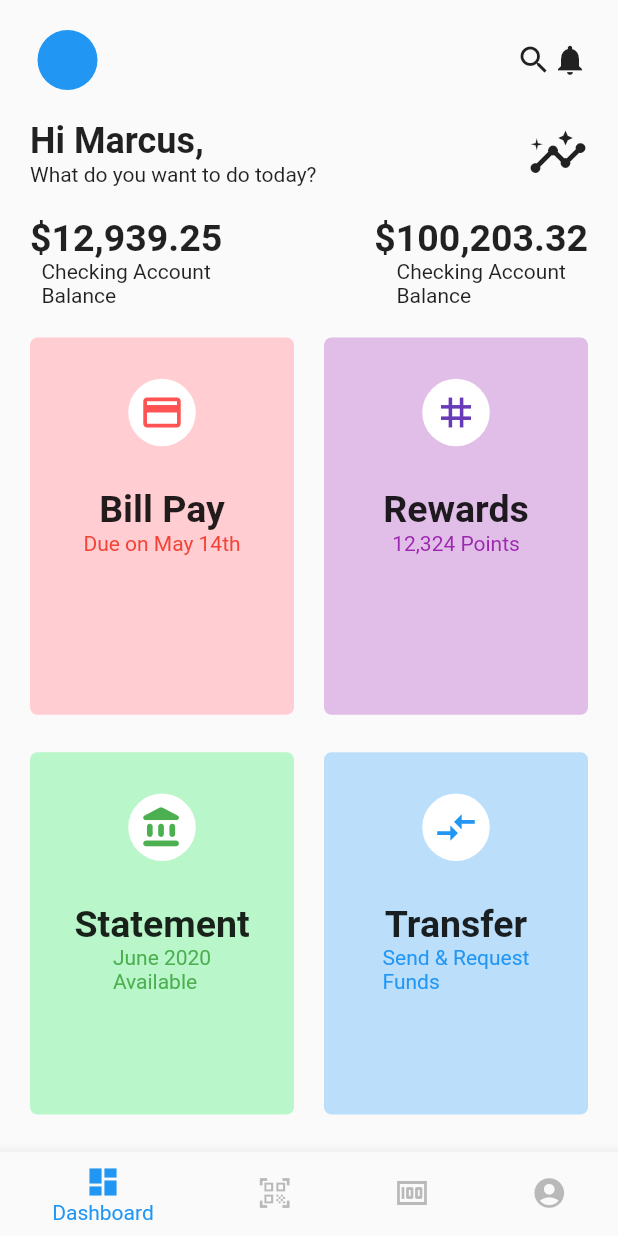
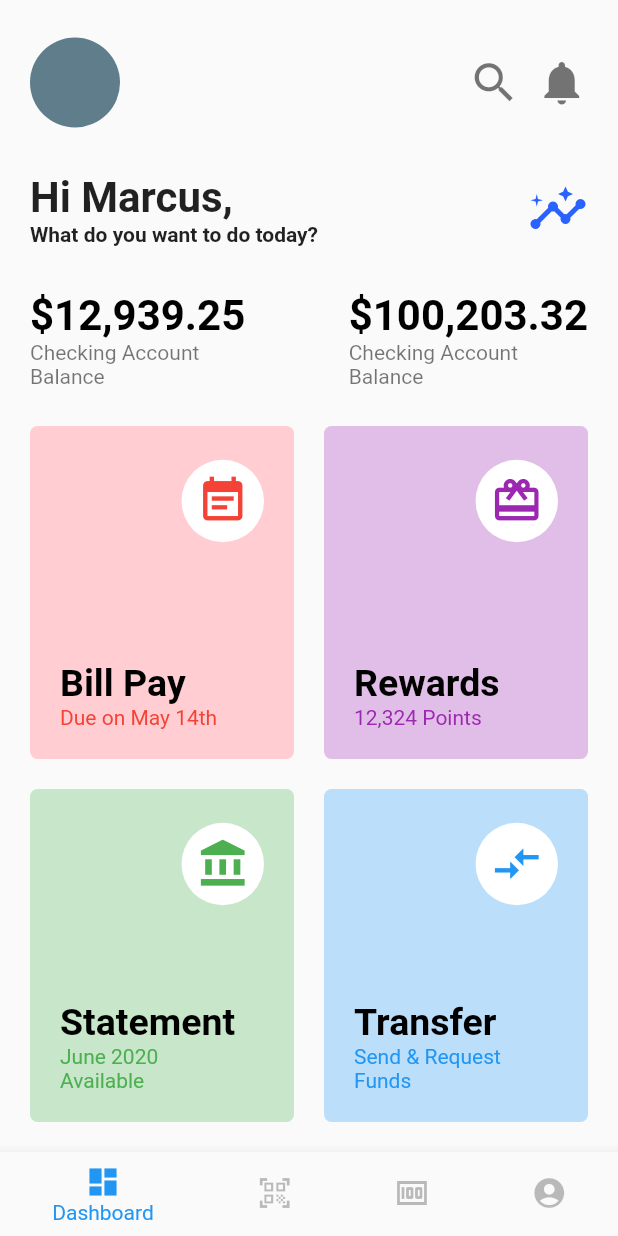
Before and after one commit to br7dev/resignal-test, a Flutter app: the screen it shows after launch, on a phone screen of 412 x 824 dp. Run offline on Flutter 3.47's test engine with Material 2 defaults, Android fonts, the phone set to English and light mode, and no system bars.

Commit message:
refactored code

```diff
--- /dev/null
+++ b/lib/custom_card.dart
@@ -0,0 +1,83 @@
+import 'package:flutter/material.dart';
+
+class BuildCustomCard extends StatelessWidget {
+  const BuildCustomCard({
+    Key key,
+    @required this.backgroundColor,
+    @required this.darkShade,
+    @required this.primaryText,
+    @required this.secondaryText,
+    @required this.icon,
+  }) : super(key: key);
+
+  final Color backgroundColor;
+  final Color darkShade;
+  final String primaryText;
+  final String secondaryText;
+  final IconData icon;
+
+  @override
+  Widget build(BuildContext context) {
+    return Expanded(
+      child: Container(
+        decoration: BoxDecoration(
+          color: backgroundColor,
+          borderRadius: BorderRadius.all(
+            Radius.circular(5),
+          ),
+        ),
+        child: Column(
+          mainAxisAlignment: MainAxisAlignment.spaceBetween,
+          children: [
+            Row(
+              mainAxisAlignment: MainAxisAlignment.end,
+              children: [
+                Container(
+                  margin: EdgeInsets.only(right: 20),
+                  decoration: BoxDecoration(
+                    color: Colors.white,
+                    shape: BoxShape.circle,
+                  ),
+                  child: Icon(
+                    icon,
+                    size: 35,
+                    color: darkShade,
+                  ),
+                  height: 100,
+                  width: 55,
+                ),
+              ],
+            ),
+            Padding(
+              padding: const EdgeInsets.only(left: 20.0, bottom: 20),
+              child: Row(
+                children: [
+                  RichText(
+                    text: TextSpan(
+                      text: primaryText,
+                      style: TextStyle(
+                        fontSize: 25,
+                        fontWeight: FontWeight.bold,
+                        color: Colors.black,
+                      ),
+                      children: <TextSpan>[
+                        TextSpan(
+                          text: secondaryText,
+                          style: TextStyle(
+                            fontWeight: FontWeight.normal,
+                            fontSize: 14,
+                            color: darkShade,
+                          ),
+                        ),
+                      ],
+                    ),
+                  ),
+                ],
+              ),
+            ),
+          ],
+        ),
+      ),
+    );
+  }
+}
--- a/lib/main.dart
+++ b/lib/main.dart
@@ -1,5 +1,6 @@
 import 'package:flutter/cupertino.dart';
 import 'package:flutter/material.dart';
+import 'package:resignal_test/custom_card.dart';
 
 void main() {
   runApp(MyApp());
@@ -46,31 +47,41 @@ class HomePage extends StatelessWidget {
         child: Padding(
           padding: const EdgeInsets.symmetric(horizontal: 20.0, vertical: 10),
           child: Column(
-            // mainAxisAlignment: MainAxisAlignment.spaceBetween,
             crossAxisAlignment: CrossAxisAlignment.stretch,
             children: [
               Padding(
-                padding: const EdgeInsets.symmetric(vertical: 10.0),
+                padding: const EdgeInsets.symmetric(vertical: 15.0),
                 child: Row(
                   mainAxisAlignment: MainAxisAlignment.spaceBetween,
                   children: [
                     Container(
                       decoration: BoxDecoration(
-                          color: Colors.blue, shape: BoxShape.circle),
-                      height: 40,
-                      width: 50,
+                          color: Colors.blueGrey, shape: BoxShape.circle),
+                      height: 60,
+                      width: 60,
                     ),
                     Row(
                       children: [
-                        Icon(Icons.search),
-                        Icon(Icons.notifications),
+                        Icon(
+                          Icons.search,
+                          color: Colors.black54,
+                          size: 35,
+                        ),
+                        SizedBox(
+                          width: 10,
+                        ),
+                        Icon(
+                          Icons.notifications,
+                          color: Colors.black54,
+                          size: 35,
+                        ),
                       ],
-                    )
+                    ),
                   ],
                 ),
               ),
               Padding(
-                padding: const EdgeInsets.symmetric(vertical: 10.0),
+                padding: const EdgeInsets.symmetric(vertical: 15.0),
                 child: Row(
                   mainAxisAlignment: MainAxisAlignment.spaceBetween,
                   children: [
@@ -80,53 +91,34 @@ class HomePage extends StatelessWidget {
                         Text(
                           'Hi Marcus,',
                           style: TextStyle(
-                            fontSize: 24,
+                            fontSize: 28,
                             fontWeight: FontWeight.bold,
                           ),
                         ),
-                        Text('What do you want to do today?'),
+                        Text(
+                          'What do you want to do today?',
+                          style: TextStyle(
+                            fontWeight: FontWeight.bold,
+                          ),
+                        ),
                       ],
                     ),
                     Icon(
                       Icons.insights,
                       size: 40,
+                      color: Colors.blueAccent[700],
                     ),
                   ],
                 ),
               ),
               Padding(
-                padding: const EdgeInsets.symmetric(vertical: 10.0),
+                padding: const EdgeInsets.symmetric(vertical: 15.0),
                 child: Row(
                   mainAxisAlignment: MainAxisAlignment.spaceBetween,
                   children: [
-                    Column(
-                      children: [
-                        Text(
-                          '\$12,939.25',
-                          style: TextStyle(
-                            fontSize: 25,
-                            fontWeight: FontWeight.bold,
-                          ),
-                        ),
-                        Text(
-                          'Checking Account\nBalance',
-                        ),
-                      ],
-                    ),
-                    Column(
-                      children: [
-                        Text(
-                          '\$100,203.32',
-                          style: TextStyle(
-                            fontSize: 25,
-                            fontWeight: FontWeight.bold,
-                          ),
-                        ),
-                        Text(
-                          'Checking Account\nBalance',
-                        ),
-                      ],
-                    ),
+                    ///
+                    buildRichText('\$12,939.25\n'),
+                    buildRichText('\$100,203.32\n')
                   ],
                 ),
               ),
@@ -141,167 +133,45 @@ class HomePage extends StatelessWidget {
                         child: Row(
                           mainAxisAlignment: MainAxisAlignment.spaceBetween,
                           children: [
-                            Expanded(
-                              child: Container(
-                                decoration: BoxDecoration(
-                                  color: Colors.red[100],
-                                  borderRadius: BorderRadius.all(
-                                    Radius.circular(5),
-                                  ),
-                                ),
-                                child: Column(
-                                  children: [
-                                    Container(
-                                      decoration: BoxDecoration(
-                                        color: Colors.white,
-                                        shape: BoxShape.circle,
-                                      ),
-                                      child: Icon(
-                                        Icons.payment_outlined,
-                                        size: 30,
-                                        color: Colors.redAccent,
-                                      ),
-                                      height: 100,
-                                      width: 45,
-                                    ),
-                                    Text(
-                                      'Bill Pay',
-                                      style: TextStyle(
-                                          fontSize: 25,
-                                          fontWeight: FontWeight.bold),
-                                    ),
-                                    Text(
-                                      'Due on May 14th',
-                                      style: TextStyle(color: Colors.red),
-                                    )
-                                  ],
-                                ),
-                              ),
+                            ///-----------------------------------------------------------------------
+                            BuildCustomCard(
+                                backgroundColor: Colors.red[100],
+                                darkShade: Colors.red,
+                                primaryText: 'Bill Pay\n',
+                                secondaryText: 'Due on May 14th',
+                                icon: Icons.event_note),
+                            SizedBox(
+                              width: 20,
                             ),
-                            SizedBox(width: 20),
-                            Expanded(
-                              child: Container(
-                                decoration: BoxDecoration(
-                                  color: Colors.purple[100],
-                                  borderRadius: BorderRadius.all(
-                                    Radius.circular(5),
-                                  ),
-                                ),
-                                child: Column(
-                                  children: [
-                                    Container(
-                                      decoration: BoxDecoration(
-                                        color: Colors.white,
-                                        shape: BoxShape.circle,
-                                      ),
-                                      child: Icon(
-                                        Icons.tag,
-                                        size: 30,
-                                        color: Colors.deepPurple,
-                                      ),
-                                      height: 100,
-                                      width: 45,
-                                    ),
-                                    Text(
-                                      'Rewards',
-                                      style: TextStyle(
-                                          fontSize: 25,
-                                          fontWeight: FontWeight.bold),
-                                    ),
-                                    Text(
-                                      '12,324 Points',
-                                      style: TextStyle(color: Colors.purple),
-                                    )
-                                  ],
-                                ),
-                              ),
-                            ),
+                            BuildCustomCard(
+                                backgroundColor: Colors.purple[100],
+                                darkShade: Colors.purple,
+                                primaryText: 'Rewards\n',
+                                secondaryText: '12,324 Points',
+                                icon: Icons.card_giftcard),
                           ],
                         ),
                       ),
                     ),
                     Expanded(
                       child: Padding(
-                        padding: const EdgeInsets.symmetric(vertical: 15.0),
+                        padding: const EdgeInsets.symmetric(vertical: 10.0),
                         child: Row(
-                          // crossAxisAlignment: CrossAxisAlignment.stretch,
                           mainAxisAlignment: MainAxisAlignment.spaceBetween,
                           children: [
-                            Expanded(
-                              child: Container(
-                                decoration: BoxDecoration(
-                                  color: Colors.greenAccent[100],
-                                  borderRadius: BorderRadius.all(
-                                    Radius.circular(5),
-                                  ),
-                                ),
-                                child: Column(
-                                  children: [
-                                    Container(
-                                      decoration: BoxDecoration(
-                                        color: Colors.white,
-                                        shape: BoxShape.circle,
-                                      ),
-                                      child: Icon(
-                                        Icons.account_balance_rounded,
-                                        size: 30,
-                                        color: Colors.green,
-                                      ),
-                                      height: 100,
-                                      width: 45,
-                                    ),
-                                    Text(
-                                      'Statement',
-                                      style: TextStyle(
-                                          fontSize: 25,
-                                          fontWeight: FontWeight.bold),
-                                    ),
-                                    Text(
-                                      'June 2020\nAvailable',
-                                      style: TextStyle(color: Colors.green),
-                                    )
-                                  ],
-                                ),
-                              ),
-                            ),
+                            BuildCustomCard(
+                                backgroundColor: Colors.green[100],
+                                darkShade: Colors.green,
+                                primaryText: 'Statement\n',
+                                secondaryText: 'June 2020\nAvailable',
+                                icon: Icons.account_balance),
                             SizedBox(width: 20),
-                            Expanded(
-                              child: Container(
-                                decoration: BoxDecoration(
-                                  color: Colors.blue[100],
-                                  borderRadius: BorderRadius.all(
-                                    Radius.circular(5),
-                                  ),
-                                ),
-                                child: Column(
-                                  children: [
-                                    Container(
-                                      decoration: BoxDecoration(
-                                        color: Colors.white,
-                                        shape: BoxShape.circle,
-                                      ),
-                                      child: Icon(
-                                        Icons.compare_arrows_sharp,
-                                        size: 30,
-                                        color: Colors.blue,
-                                      ),
-                                      height: 100,
-                                      width: 45,
-                                    ),
-                                    Text(
-                                      'Transfer',
-                                      style: TextStyle(
-                                          fontSize: 25,
-                                          fontWeight: FontWeight.bold),
-                                    ),
-                                    Text(
-                                      'Send & Request\nFunds',
-                                      style: TextStyle(color: Colors.blue),
-                                    )
-                                  ],
-                                ),
-                              ),
-                            ),
+                            BuildCustomCard(
+                                backgroundColor: Colors.blue[100],
+                                darkShade: Colors.blue,
+                                primaryText: 'Transfer\n',
+                                secondaryText: 'Send & Request\nFunds',
+                                icon: Icons.compare_arrows),
                           ],
                         ),
                       ),
@@ -315,4 +185,29 @@ class HomePage extends StatelessWidget {
       ),
     );
   }
+
+  RichText buildRichText(
+    String amount,
+  ) {
+    return RichText(
+      text: TextSpan(
+        text: amount,
+        style: TextStyle(
+          fontSize: 28,
+          fontWeight: FontWeight.bold,
+          color: Colors.black,
+        ),
+        children: <TextSpan>[
+          TextSpan(
+            text: 'Checking Account\nBalance',
+            style: TextStyle(
+              fontWeight: FontWeight.normal,
+              fontSize: 14,
+              color: Colors.black54,
+            ),
+          ),
+        ],
+      ),
+    );
+  }
 }
```
